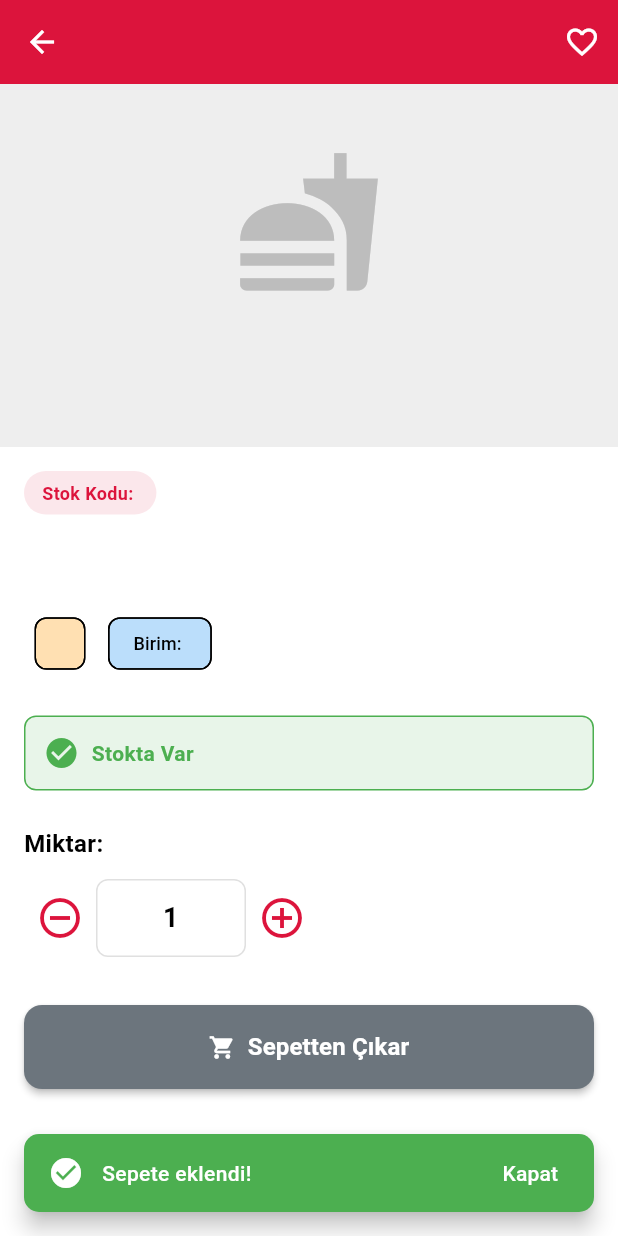
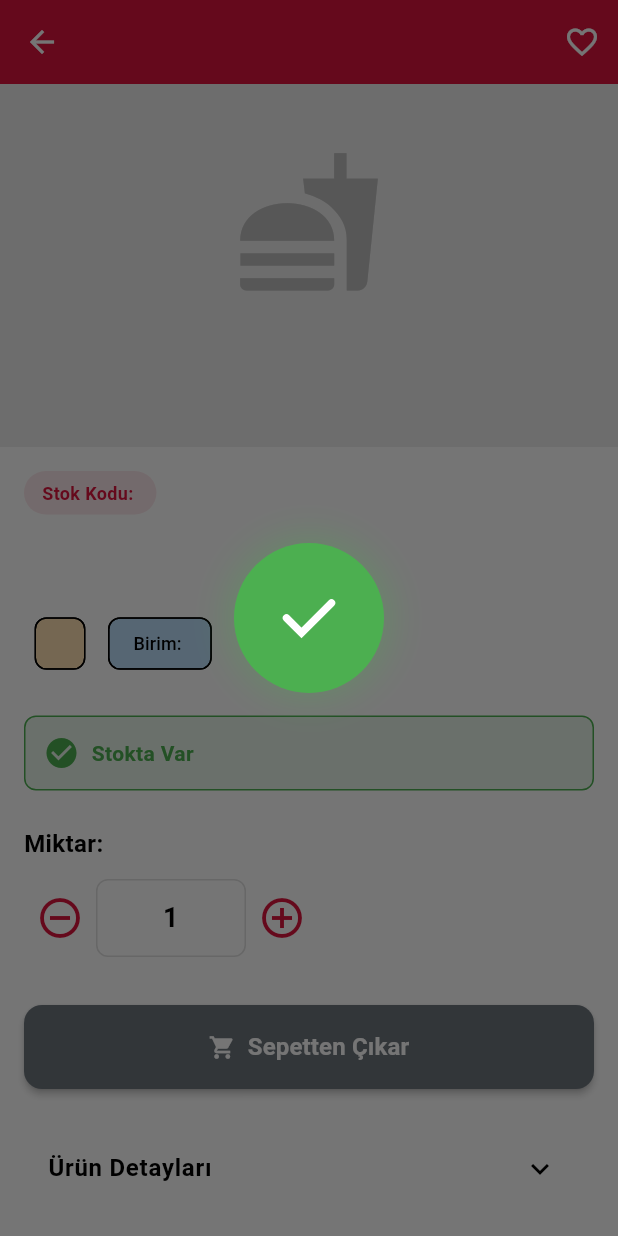
Before and after one commit to MuhammedEbrar/kaptan-catering-mobile, a Flutter app: the ProductDetailScreen screen opened directly with empty values, scrolled down 58 dp, after a tap on "Sepete Ekle", on a phone screen of 412 x 824 dp. Run offline on Flutter 3.47's test engine with Material 3 defaults, Android fonts, the light colour scheme and no system bars; our stand-ins replace dio, flutter_secure_storage, get_it, shared_preferences, shimmer; accounts and stored records are empty.

Commit message:
feat: Pull-to-refresh ve success animation eklendi

```diff
--- a/lib/presentation/screens/products/product_detail_screen.dart
+++ b/lib/presentation/screens/products/product_detail_screen.dart
@@ -5,6 +5,7 @@ import '../../../data/models/product_model.dart';
 import '../../providers/cart_provider.dart';
 import '../../widgets/animated_button.dart';
 import '../../widgets/custom_snackbar.dart';
+import '../../widgets/success_animation.dart';
 
 class ProductDetailScreen extends StatefulWidget {
   final ProductModel product;
@@ -224,7 +225,20 @@ class _ProductDetailScreenState extends State<ProductDetailScreen> {
                             quantity: _quantity,
                           );
                           if (mounted) {
-                            CustomSnackBar.success(context, 'Sepete eklendi!');
+                            // Success animation göster
+                            showDialog(
+                              context: context,
+                              barrierDismissible: false,
+                              barrierColor: Colors.black54,
+                              builder: (context) => Center(
+                                child: SuccessAnimation(
+                                  onComplete: () {
+                                    Navigator.pop(context);
+                                    CustomSnackBar.success(context, 'Sepete eklendi!');
+                                  },
+                                ),
+                              ),
+                            );
                           }
                         }
                       } catch (e) {
--- /dev/null
+++ b/lib/presentation/widgets/success_animation.dart
@@ -0,0 +1,140 @@
+import 'package:flutter/material.dart';
+
+class SuccessAnimation extends StatefulWidget {
+  final VoidCallback? onComplete;
+
+  const SuccessAnimation({
+    Key? key,
+    this.onComplete,
+  }) : super(key: key);
+
+  @override
+  State<SuccessAnimation> createState() => _SuccessAnimationState();
+}
+
+class _SuccessAnimationState extends State<SuccessAnimation>
+    with SingleTickerProviderStateMixin {
+  late AnimationController _controller;
+  late Animation<double> _scaleAnimation;
+  late Animation<double> _checkAnimation;
+
+  @override
+  void initState() {
+    super.initState();
+    _controller = AnimationController(
+      duration: const Duration(milliseconds: 600),
+      vsync: this,
+    );
+
+    _scaleAnimation = Tween<double>(begin: 0.0, end: 1.0).animate(
+      CurvedAnimation(
+        parent: _controller,
+        curve: const Interval(0.0, 0.5, curve: Curves.elasticOut),
+      ),
+    );
+
+    _checkAnimation = Tween<double>(begin: 0.0, end: 1.0).animate(
+      CurvedAnimation(
+        parent: _controller,
+        curve: const Interval(0.5, 1.0, curve: Curves.easeOut),
+      ),
+    );
+
+    _controller.forward().then((_) {
+      if (widget.onComplete != null) {
+        Future.delayed(const Duration(milliseconds: 300), () {
+          widget.onComplete!();
+        });
+      }
+    });
+  }
+
+  @override
+  void dispose() {
+    _controller.dispose();
+    super.dispose();
+  }
+
+  @override
+  Widget build(BuildContext context) {
+    return AnimatedBuilder(
+      animation: _controller,
+      builder: (context, child) {
+        return Transform.scale(
+          scale: _scaleAnimation.value,
+          child: Container(
+            width: 100,
+            height: 100,
+            decoration: BoxDecoration(
+              color: Colors.green,
+              shape: BoxShape.circle,
+              boxShadow: [
+                BoxShadow(
+                  color: Colors.green.withOpacity(0.3),
+                  blurRadius: 20,
+                  spreadRadius: 5,
+                ),
+              ],
+            ),
+            child: Center(
+              child: CustomPaint(
+                size: const Size(50, 50),
+                painter: CheckMarkPainter(_checkAnimation.value),
+              ),
+            ),
+          ),
+        );
+      },
+    );
+  }
+}
+
+class CheckMarkPainter extends CustomPainter {
+  final double progress;
+
+  CheckMarkPainter(this.progress);
+
+  @override
+  void paint(Canvas canvas, Size size) {
+    final paint = Paint()
+      ..color = Colors.white
+      ..strokeWidth = 5.0
+      ..strokeCap = StrokeCap.round
+      ..style = PaintingStyle.stroke;
+
+    final path = Path();
+
+    // Checkmark path
+    final p1 = Offset(size.width * 0.2, size.height * 0.5);
+    final p2 = Offset(size.width * 0.4, size.height * 0.7);
+    final p3 = Offset(size.width * 0.8, size.height * 0.3);
+
+    if (progress < 0.5) {
+      // First line (p1 to p2)
+      final currentProgress = progress * 2;
+      path.moveTo(p1.dx, p1.dy);
+      path.lineTo(
+        p1.dx + (p2.dx - p1.dx) * currentProgress,
+        p1.dy + (p2.dy - p1.dy) * currentProgress,
+      );
+    } else {
+      // Complete first line
+      path.moveTo(p1.dx, p1.dy);
+      path.lineTo(p2.dx, p2.dy);
+
+      // Second line (p2 to p3)
+      final currentProgress = (progress - 0.5) * 2;
+      path.lineTo(
+        p2.dx + (p3.dx - p2.dx) * currentProgress,
+        p2.dy + (p3.dy - p2.dy) * currentProgress,
+      );
+    }
+
+    canvas.drawPath(path, paint);
+  }
+
+  @override
+  bool shouldRepaint(CheckMarkPainter oldDelegate) {
+    return oldDelegate.progress != progress;
+  }
+}
```
Also changed, not shown: lib/presentation/screens/orders/orders_screen.dart (+59 -40 lines), lib/presentation/widgets/custom_refresh_indicator.dart (added, +24 -0 lines), lib/presentation/screens/favorites/favorites_screen.dart (line endings or trailing spaces).
